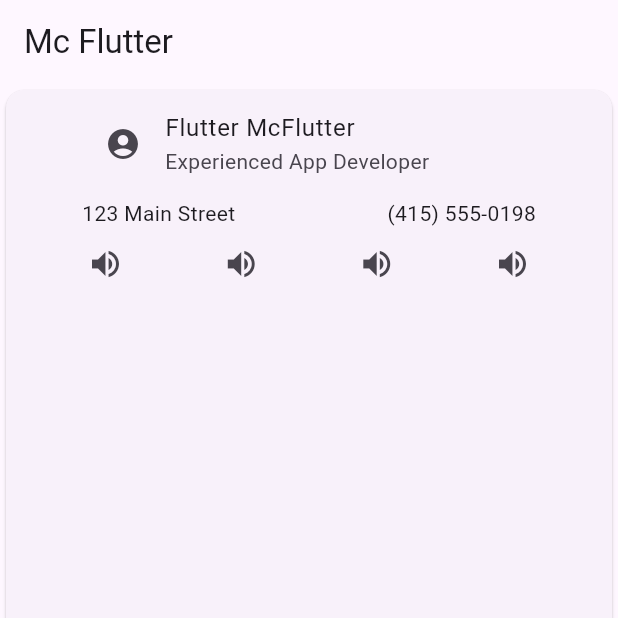
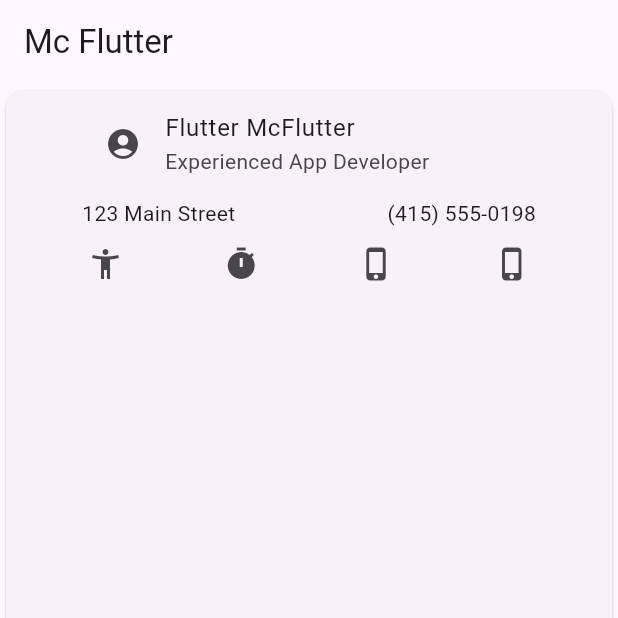
Before and after one commit to Darksw20/ITESO-Mobile-Repo, a Flutter app: the screen it shows after launch, on a phone screen of 412 x 824 dp, the top half of it. Run offline on Flutter 3.47's test engine with Material 3 defaults, Android fonts, the phone set to English and light mode, and no system bars.

Commit message:
Fixed dynamic card

```diff
--- a/act_1/lib/main.dart
+++ b/act_1/lib/main.dart
@@ -1,8 +1,15 @@
 import 'package:flutter/material.dart';
+import 'dart:developer';
 
 void main() {
   runApp(const MyApp());
 }
+
+const Map<String, IconData> iconDataMap = {
+  'phone': Icons.phone_iphone,
+  'accessibility': Icons.accessibility_new,
+  'timer': Icons.timer
+};
 
 class MyApp extends StatelessWidget {
   const MyApp({super.key});
@@ -70,10 +77,10 @@ class CardExample extends StatelessWidget {
           const Row(
             mainAxisAlignment: MainAxisAlignment.spaceEvenly,
             children: <Widget>[
-              IconButtonExample(),
-              IconButtonExample(),
-              IconButtonExample(),
-              IconButtonExample(),
+              IconButtonExample(icon: 'accessibility'),
+              IconButtonExample(icon: 'timer'),
+              IconButtonExample(icon: 'phone'),
+              IconButtonExample(icon: 'phone'),
             ],
           ),
         ],
@@ -82,8 +89,6 @@ class CardExample extends StatelessWidget {
   }
 }
 
-double _volume = 0.0;
-
 class _IconButtonExampleState extends State<IconButtonExample> {
   @override
   Widget build(BuildContext context) {
@@ -91,11 +96,11 @@ class _IconButtonExampleState extends State<IconButtonExample> {
       mainAxisSize: MainAxisSize.min,
       children: <Widget>[
         IconButton(
-          icon: const Icon(Icons.volume_up),
+          icon: Icon(iconDataMap[widget.icon] ?? Icons.error),
           tooltip: 'Increase volume by 10',
           onPressed: () {
             setState(() {
-              _volume += 10;
+              log('data: ${widget.icon}');
             });
           },
         ),
@@ -105,7 +110,8 @@ class _IconButtonExampleState extends State<IconButtonExample> {
 }
 
 class IconButtonExample extends StatefulWidget {
-  const IconButtonExample({super.key});
+  const IconButtonExample({super.key, required this.icon});
+  final String icon;
 
   @override
   State<IconButtonExample> createState() => _IconButtonExampleState();
```
